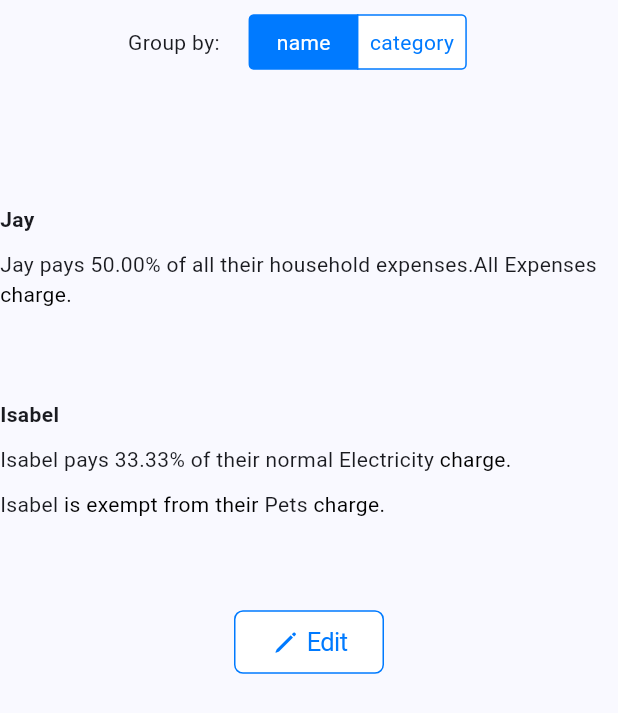
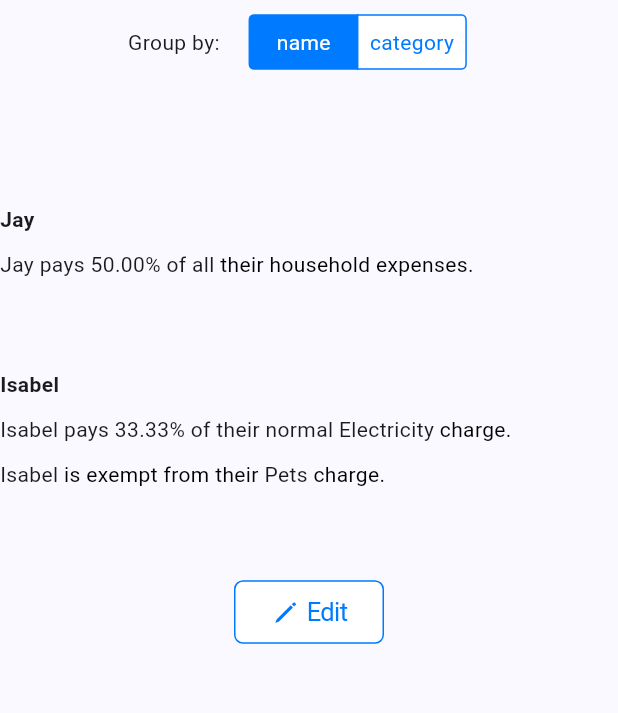
Before and after one commit to JoelSmith123/household_expenses_splitter, a Flutter app: what exceptionsScreen() shows on an empty page, opened directly, on a phone screen of 412 x 824 dp. Shown: the top 713 px of the screen. Run offline on Flutter 3.47's test engine with Material 3 defaults, Android fonts, the phone set to English and light mode, and no system bars.

Commit message:
Handle all expenses category change for exceptions

```diff
--- a/lib/exceptions_screen.dart
+++ b/lib/exceptions_screen.dart
@@ -87,12 +87,31 @@ Widget exceptionsScreen() {
                                           'name')
                                       : TextSpan(text: exception['name']),
                                   TextSpan(children: [
-                                    exception['category'] == 'All Expenses'
-                                        // TO-DO: handle All Expenses scenario to be editable like other categories
-                                        ? TextSpan(
+                                    if (exception['category'] == 'All Expenses')
+                                      TextSpan(children: [
+                                        TextSpan(
                                             text:
-                                                ' pays ${exception['percent'].toStringAsFixed(2)}% of all their household expenses.')
-                                        : TextSpan(
+                                                ' pays ${exception['percent'].toStringAsFixed(2)}% of '),
+                                        appState.exceptionsEditMode
+                                            ?
+                                            // the inline link for category dropdown
+                                            exceptionsCategoryDropdown(
+                                                appState,
+                                                context,
+                                                exception,
+                                                appState.exceptionSets
+                                                    .categoriesWithExceptions
+                                                    .toList(),
+                                                'category')
+                                            : const TextSpan(text: 'all'),
+                                        const TextSpan(
+                                            style: TextStyle(
+                                                color: CupertinoColors.black),
+                                            text: ' their household expenses.'),
+                                      ])
+                                    else
+                                      TextSpan(children: [
+                                        TextSpan(
                                             text:
                                                 ' pays ${exception['percent'].toStringAsFixed(2)}% of their normal '),
                                         appState.exceptionsEditMode
@@ -106,11 +125,13 @@ Widget exceptionsScreen() {
                                                     .categoriesWithExceptions
                                                     .toList(),
                                                 'category')
-                                        : TextSpan(text: exception['category']),
+                                            : TextSpan(
+                                                text: exception['category']),
                                         const TextSpan(
                                             style: TextStyle(
                                                 color: CupertinoColors.black),
                                             text: ' charge.'),
+                                      ]),
                                   ]),
                                 ],
                               ),
--- a/lib/providers/app_state.dart
+++ b/lib/providers/app_state.dart
@@ -163,6 +163,9 @@ class AppState extends ChangeNotifier {
   String returnTempSelectedNameOrCategory(exception, type) {
     int exceptionIndex = unsavedExceptions
         .indexWhere((tempEx) => tempEx['id'] == exception['id']);
+    if (unsavedExceptions[exceptionIndex][type] == 'All Expenses') {
+      return 'all';
+    }
     return unsavedExceptions[exceptionIndex][type];
   }
 
```
Lines whose indentation alone changed are shown as unchanged.
